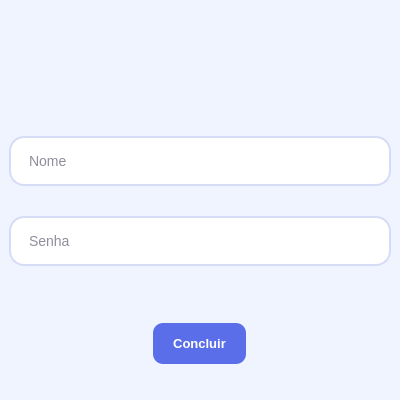
Before: the Qt Designer form App/view/ui/login.ui in Caiquef80/Gerenciamento-Escolar, drawn with Qt 5.
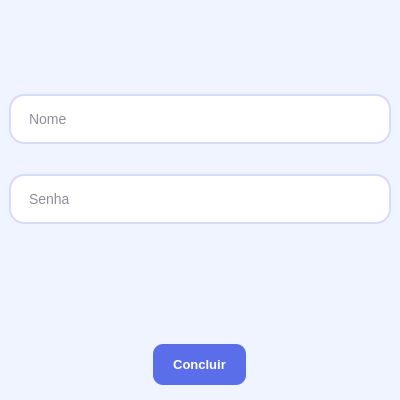
After: the same form once the commit is applied. Icons and pictures are not drawn.

Commit message: Feat adicionado uma label para erros (#53)

```diff
--- a/App/view/ui/login.ui
+++ b/App/view/ui/login.ui
@@ -64,15 +64,12 @@
 }
 
 QLabel {
-    color: #3D52C4;
-    font-size: 28px;
-    font-weight: 800;
+    color: red;
+    font-size: 15px;
+    font-weight: 700;
     font-family: 'Segoe UI', 'SF Pro Text', sans-serif;
     letter-spacing: 1px;
     padding-left: 4px;
-    border-left: 4px solid #5B6EE9;
-    padding-bottom: 0px;
-	text-decoration: underline;
 }</string>
   </property>
   <layout class="QVBoxLayout" name="verticalLayout">
@@ -157,6 +154,16 @@
      </property>
     </widget>
    </item>
+   <item>
+    <widget class="QLabel" name="mensagem">
+     <property name="styleSheet">
+      <string notr="true"/>
+     </property>
+     <property name="text">
+      <string/>
+     </property>
+    </widget>
+   </item>
    <item alignment="Qt::AlignHCenter|Qt::AlignVCenter">
     <widget class="QPushButton" name="btn_concluir">
      <property name="maximumSize">
```
Left out of the diff: 2 changed lines with no effect on the pictures. The commit also changes 1 other file.
